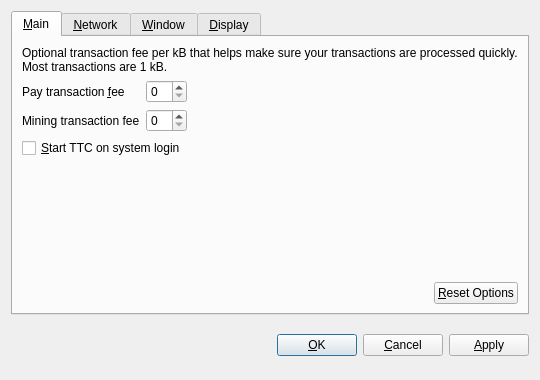
neiros/TDC, file src/qt/forms/optionsdialog.ui: the form before one commit.
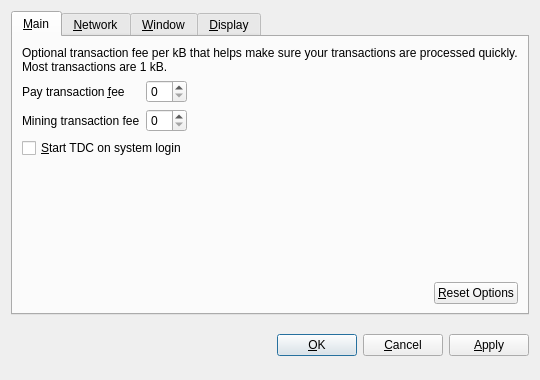
The form after the commit. The open tabs and pages were chosen to show the change. Custom widgets are drawn as their Qt base class.

```diff
--- a/src/qt/forms/optionsdialog.ui
+++ b/src/qt/forms/optionsdialog.ui
@@ -100,7 +100,7 @@
           <string>Automatically start TTC after logging in to the system.</string>
          </property>
          <property name="text">
-          <string>&amp;Start TTC on system login</string>
+          <string>&amp;Start TDC on system login</string>
          </property>
         </widget>
        </item>
```
Left out of the diff: 12 changed lines with no effect on the pictures.
